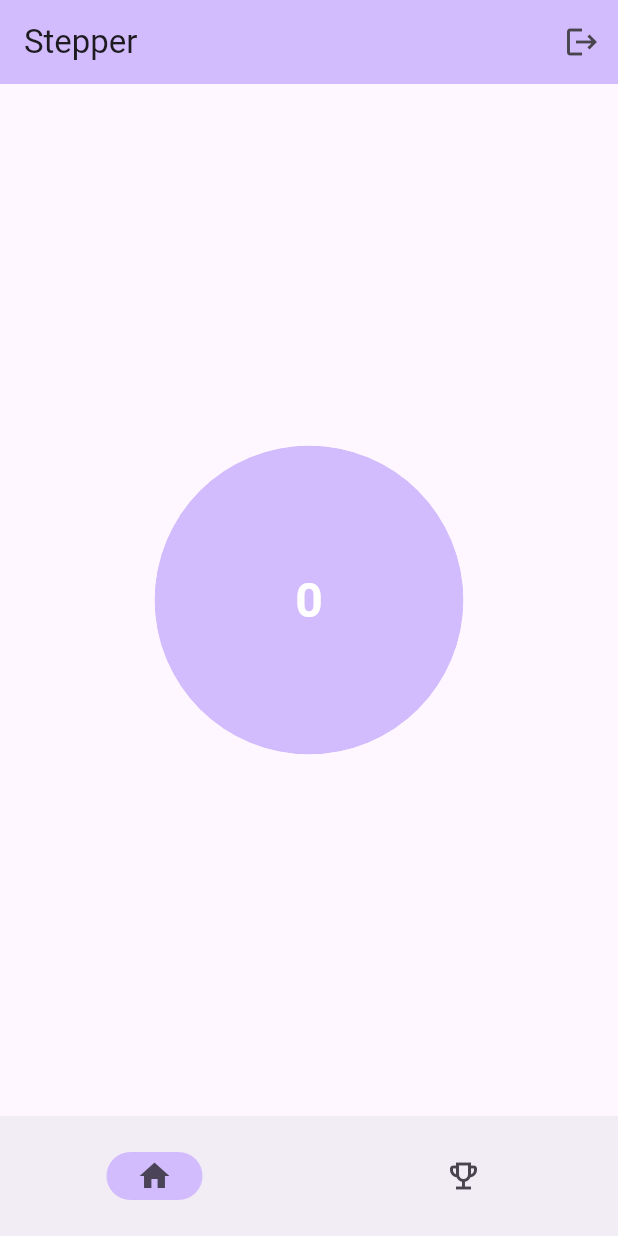
After one commit to the-great-kraken/stepper, a Flutter app: the HomePage screen opened directly, on a phone screen of 412 x 824 dp. The commit adds this screen. Run offline on Flutter 3.47's test engine with Material 2 defaults, Android fonts, the phone set to English and light mode, and no system bars; our stand-ins replace bloc, equatable, firebase_auth, firebase_core, flutter_bloc, pedometer; accounts and stored records are empty; network calls fail.

Commit message:
Add step counter and simple UI

```diff
--- /dev/null
+++ b/lib/bloc/home/bloc.dart
@@ -0,0 +1,15 @@
+import 'package:bloc/bloc.dart';
+import 'package:equatable/equatable.dart';
+
+part 'event.dart';
+part 'state.dart';
+
+class HomeBloc extends Bloc<HomeEvent, HomeState> {
+  HomeBloc() : super(HomeState.initial()) {
+    on<TabChange>(changeTab);
+  }
+
+  void changeTab(TabChange event, Emitter<HomeState> emit) async {
+    emit(HomeState(index: event.index));
+  }
+}
--- /dev/null
+++ b/lib/bloc/home/event.dart
@@ -0,0 +1,17 @@
+part of 'bloc.dart';
+
+abstract class HomeEvent extends Equatable {
+  const HomeEvent();
+
+  @override
+  List<Object> get props => [];
+}
+
+class TabChange extends HomeEvent {
+  const TabChange(this.index);
+
+  final int index;
+
+  @override
+  List<Object> get props => [index];
+}
--- /dev/null
+++ b/lib/bloc/home/state.dart
@@ -0,0 +1,16 @@
+part of 'bloc.dart';
+
+class HomeState extends Equatable {
+  const HomeState({
+    required this.index,
+  });
+
+  factory HomeState.initial() {
+    return const HomeState(index: 0);
+  }
+
+  final int index;
+
+  @override
+  List<Object> get props => [index];
+}
--- /dev/null
+++ b/lib/bloc/step/bloc.dart
@@ -0,0 +1,33 @@
+import 'dart:async';
+
+import 'package:bloc/bloc.dart';
+import 'package:pedometer/pedometer.dart';
+
+class StepCountEvent {
+  const StepCountEvent({required this.step});
+
+  final int step;
+}
+
+class StepCountState {
+  StepCountState(this.stepCount);
+
+  final int stepCount;
+}
+
+Stream<StepCount> stepCountStream = Pedometer.stepCountStream;
+
+class StepCountBloc extends Bloc<StepCountEvent, StepCountState> {
+  StepCountBloc() : super(StepCountState(0)) {
+    stepCountStream.listen((event) {
+      add(StepCountEvent(step: event.steps));
+      print(event.steps);
+    });
+    on<StepCountEvent>(onStepCount);
+  }
+
+  Future<void> onStepCount(
+      StepCountEvent event, Emitter<StepCountState> emit) async {
+    emit(StepCountState(event.step));
+  }
+}
--- /dev/null
+++ b/lib/screen/home_screen/home_screen.dart
@@ -0,0 +1,49 @@
+import 'package:flutter/material.dart';
+import 'package:flutter_bloc/flutter_bloc.dart';
+import 'package:stepper/bloc/step/bloc.dart';
+
+import '../../bloc/auth/bloc.dart';
+import '../../bloc/home/bloc.dart';
+import 'achivements_screen.dart';
+import 'step_screen.dart';
+
+class HomePage extends StatelessWidget {
+  const HomePage({super.key});
+
+  @override
+  Widget build(BuildContext context) {
+    return BlocBuilder<HomeBloc, HomeState>(builder: (context, state) {
+      return Scaffold(
+        appBar: AppBar(
+          backgroundColor: Theme.of(context).colorScheme.inversePrimary,
+          title: const Text('Stepper'),
+          actions: [
+            IconButton(
+                onPressed: () => context.read<AppBloc>().add(AppLogout()),
+                icon: const Icon(Icons.logout)),
+          ],
+        ),
+        body: [const StepCountScreen(), const AchivementsScreen()][state.index],
+        bottomNavigationBar: NavigationBar(
+          onDestinationSelected: (int index) =>
+              context.read<HomeBloc>().add(TabChange(index)),
+          indicatorColor: Theme.of(context).colorScheme.inversePrimary,
+          selectedIndex: state.index,
+          labelBehavior: NavigationDestinationLabelBehavior.alwaysHide,
+          destinations: const <Widget>[
+            NavigationDestination(
+              selectedIcon: Icon(Icons.home),
+              icon: Icon(Icons.home_outlined),
+              label: 'Home',
+            ),
+            NavigationDestination(
+              selectedIcon: Icon(Icons.emoji_events),
+              icon: Icon(Icons.emoji_events_outlined),
+              label: 'Awards',
+            ),
+          ],
+        ),
+      );
+    });
+  }
+}
--- /dev/null
+++ b/lib/screen/home_screen/step_screen.dart
@@ -0,0 +1,38 @@
+import 'package:flutter/material.dart';
+import 'package:flutter_bloc/flutter_bloc.dart';
+
+import '../../bloc/step/bloc.dart';
+
+class StepCountScreen extends StatelessWidget {
+  const StepCountScreen({super.key});
+
+  @override
+  Widget build(BuildContext context) {
+    return BlocBuilder<StepCountBloc, StepCountState>(
+        builder: (context, state) {
+      return Center(
+        child: Stack(children: <Widget>[
+          ClipOval(
+            child: Container(
+              height: MediaQuery.of(context).size.width * 0.5,
+              width: MediaQuery.of(context).size.width * 0.5,
+              decoration: BoxDecoration(
+                  color: Theme.of(context).colorScheme.inversePrimary,
+                  shape: BoxShape.circle),
+              child: Center(
+                child: Text(
+                  state.stepCount.toString(),
+                  style: const TextStyle(
+                    fontSize: 32,
+                    color: Colors.white,
+                    fontWeight: FontWeight.w600,
+                  ),
+                ),
+              ),
+            ),
+          ),
+        ]),
+      );
+    });
+  }
+}
--- a/pubspec.yaml
+++ b/pubspec.yaml
@@ -16,6 +16,7 @@ dependencies:
   equatable: ^2.0.5
   firebase_auth: ^4.10.0
   flutter_bloc: ^8.1.3
+  pedometer: ^4.0.1
 
 dev_dependencies:
   flutter_test:
```
Also changed, not shown: lib/auth.dart (deleted, +0 -139 lines), lib/main.dart (+6 -26 lines), lib/screen/home_screen/achivements_screen.dart (added, +10 -0 lines), pubspec.lock.
